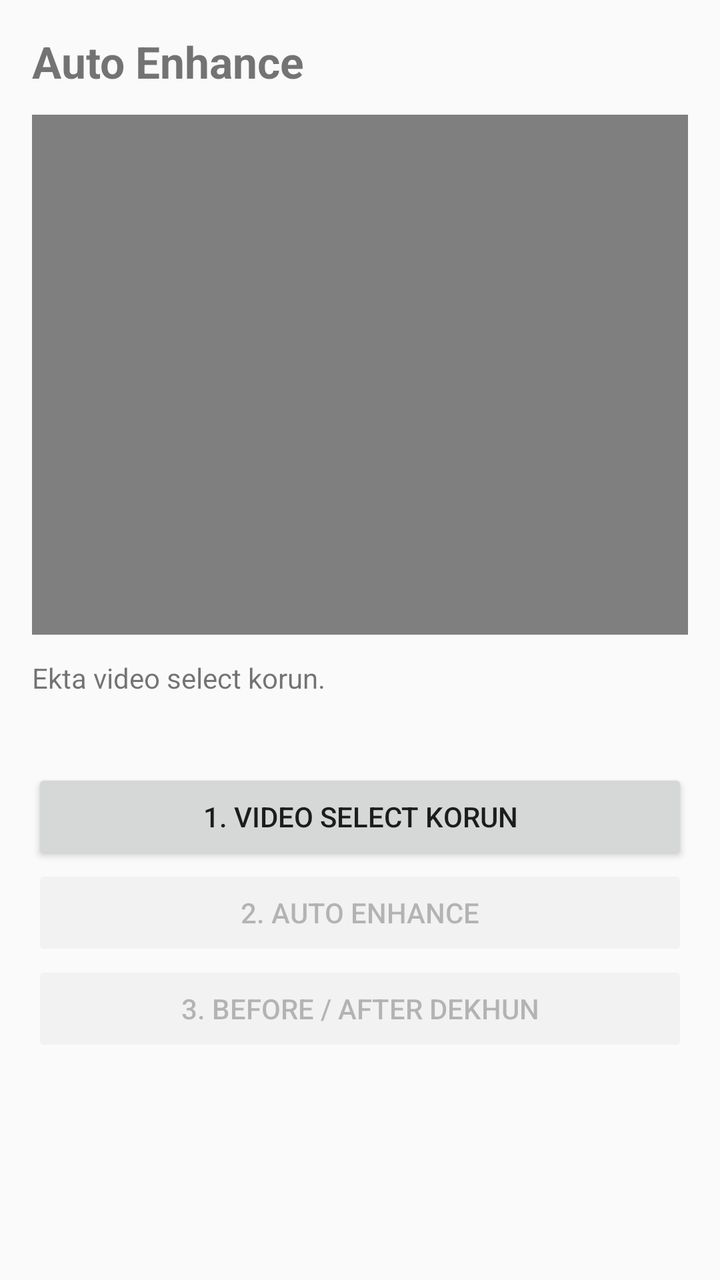
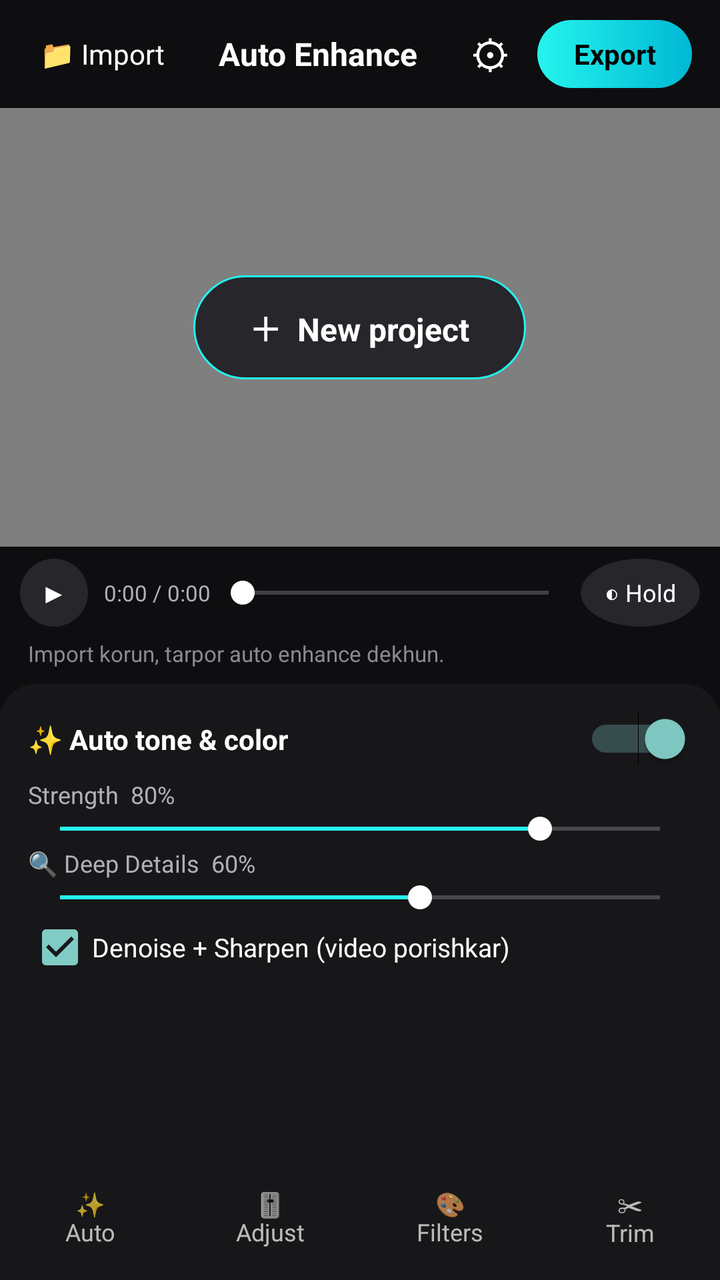

Compare the two renders of this Android layout. The source of the first and the diff that turns it into the second are given below.
<!-- AndroidManifest.xml: application theme Theme.AutoEnhance -->
<!-- res/layout/activity_main.xml -->
<?xml version="1.0" encoding="utf-8"?>
<LinearLayout xmlns:android="http://schemas.android.com/apk/res/android"
    android:layout_width="match_parent"
    android:layout_height="match_parent"
    android:orientation="vertical"
    android:padding="16dp">

    <TextView
        android:layout_width="match_parent"
        android:layout_height="wrap_content"
        android:text="Auto Enhance"
        android:textSize="22sp"
        android:textStyle="bold" />

    <VideoView
        android:id="@+id/videoView"
        android:layout_width="match_parent"
        android:layout_height="260dp"
        android:layout_marginTop="12dp"
        android:background="#000000" />

    <TextView
        android:id="@+id/tvStatus"
        android:layout_width="match_parent"
        android:layout_height="wrap_content"
        android:layout_marginTop="12dp"
        android:text="Ekta video select korun."
        android:textSize="14sp" />

    <ProgressBar
        android:id="@+id/progressBar"
        style="?android:attr/progressBarStyleHorizontal"
        android:layout_width="match_parent"
        android:layout_height="wrap_content"
        android:layout_marginTop="8dp"
        android:max="100"
        android:visibility="invisible" />

    <Button
        android:id="@+id/btnPick"
        android:layout_width="match_parent"
        android:layout_height="wrap_content"
        android:layout_marginTop="12dp"
        android:text="1. Video select korun" />

    <Button
        android:id="@+id/btnEnhance"
        android:layout_width="match_parent"
        android:layout_height="wrap_content"
        android:enabled="false"
        android:text="2. Auto Enhance" />

    <Button
        android:id="@+id/btnToggle"
        android:layout_width="match_parent"
        android:layout_height="wrap_content"
        android:enabled="false"
        android:text="3. Before / After dekhun" />

</LinearLayout>
<!-- resources referenced by this layout -->
<resources>
  <style name="Theme.AutoEnhance" parent="android:Theme.Material.Light.NoActionBar" />
</resources>

<!-- the commit's change to res/layout/activity_main.xml (unified diff, before → after) -->
@@ -2,59 +2,444 @@
 <LinearLayout xmlns:android="http://schemas.android.com/apk/res/android"
     android:layout_width="match_parent"
     android:layout_height="match_parent"
-    android:orientation="vertical"
-    android:padding="16dp">
+    android:background="#0E0E10"
+    android:orientation="vertical">
+
+    
+    <LinearLayout
+        android:layout_width="match_parent"
+        android:layout_height="54dp"
+        android:gravity="center_vertical"
+        android:orientation="horizontal"
+        android:paddingHorizontal="14dp">
+
+        <TextView
+            android:id="@+id/btnPickTop"
+            android:layout_width="wrap_content"
+            android:layout_height="wrap_content"
+            android:padding="6dp"
+            android:text="📁 Import"
+            android:textColor="#FFFFFF"
+            android:textSize="14sp" />
+
+        <TextView
+            android:layout_width="0dp"
+            android:layout_height="wrap_content"
+            android:layout_weight="1"
+            android:gravity="center"
+            android:text="Auto Enhance"
+            android:textColor="#FFFFFF"
+            android:textSize="16sp"
+            android:textStyle="bold" />
+
+        <TextView
+            android:id="@+id/btnSettings"
+            android:layout_width="wrap_content"
+            android:layout_height="wrap_content"
+            android:layout_marginEnd="8dp"
+            android:padding="6dp"
+            android:text="⚙"
+            android:textColor="#FFFFFF"
+            android:textSize="20sp" />
+
+        <TextView
+            android:id="@+id/btnExport"
+            android:layout_width="wrap_content"
+            android:layout_height="34dp"
+            android:background="@drawable/bg_export"
+            android:gravity="center"
+            android:paddingHorizontal="18dp"
+            android:text="Export"
+            android:textColor="#000000"
+            android:textSize="14sp"
+            android:textStyle="bold" />
+    </LinearLayout>
 
     <TextView
+        android:id="@+id/tvUpdateBanner"
         android:layout_width="match_parent"
         android:layout_height="wrap_content"
-        android:text="Auto Enhance"
-        android:textSize="22sp"
-        android:textStyle="bold" />
-
-    <VideoView
-        android:id="@+id/videoView"
-        android:layout_width="match_parent"
-        android:layout_height="260dp"
-        android:layout_marginTop="12dp"
-        android:background="#000000" />
+        android:background="#1F3A3D"
+        android:gravity="center"
+        android:padding="8dp"
+        android:text="🎉 Update available"
+        android:textColor="#25F4EE"
+        android:textSize="13sp"
+        android:textStyle="bold"
+        android:visibility="gone" />
+
+    
+    <FrameLayout
+        android:id="@+id/videoContainer"
+        android:layout_width="match_parent"
+        android:layout_height="0dp"
+        android:layout_weight="1"
+        android:background="#000000">
+
+        <SurfaceView
+            android:id="@+id/surfaceView"
+            android:layout_width="match_parent"
+            android:layout_height="match_parent"
+            android:layout_gravity="center" />
+
+        <TextView
+            android:id="@+id/tvBadge"
+            android:layout_width="wrap_content"
+            android:layout_height="wrap_content"
+            android:layout_gravity="top|start"
+            android:layout_margin="10dp"
+            android:background="#99000000"
+            android:paddingHorizontal="9dp"
+            android:paddingVertical="3dp"
+            android:text="ENHANCED"
+            android:textColor="#25F4EE"
+            android:textSize="11sp"
+            android:textStyle="bold"
+            android:visibility="invisible" />
+
+        <TextView
+            android:id="@+id/btnPickBig"
+            android:layout_width="wrap_content"
+            android:layout_height="52dp"
+            android:layout_gravity="center"
+            android:background="@drawable/bg_pick"
+            android:gravity="center"
+            android:paddingHorizontal="28dp"
+            android:text="＋  New project"
+            android:textColor="#FFFFFF"
+            android:textSize="16sp"
+            android:textStyle="bold" />
+    </FrameLayout>
+
+    
+    <LinearLayout
+        android:layout_width="match_parent"
+        android:layout_height="46dp"
+        android:gravity="center_vertical"
+        android:orientation="horizontal"
+        android:paddingHorizontal="10dp">
+
+        <TextView
+            android:id="@+id/btnPlay"
+            android:layout_width="34dp"
+            android:layout_height="34dp"
+            android:background="@drawable/bg_circle"
+            android:gravity="center"
+            android:text="▶"
+            android:textColor="#FFFFFF"
+            android:textSize="14sp" />
+
+        <TextView
+            android:id="@+id/tvTime"
+            android:layout_width="wrap_content"
+            android:layout_height="wrap_content"
+            android:layout_marginStart="8dp"
+            android:text="0:00 / 0:00"
+            android:textColor="#B0B0B8"
+            android:textSize="11sp" />
+
+        <SeekBar
+            android:id="@+id/seekPlay"
+            android:layout_width="0dp"
+            android:layout_height="wrap_content"
+            android:layout_weight="1"
+            android:max="1000"
+            android:progressTint="#25F4EE"
+            android:thumbTint="#FFFFFF" />
+
+        <TextView
+            android:id="@+id/btnCompare"
+            android:layout_width="wrap_content"
+            android:layout_height="34dp"
+            android:background="@drawable/bg_circle"
+            android:gravity="center"
+            android:paddingHorizontal="12dp"
+            android:text="◐ Hold"
+            android:textColor="#FFFFFF"
+            android:textSize="12sp" />
+    </LinearLayout>
 
     <TextView
         android:id="@+id/tvStatus"
         android:layout_width="match_parent"
         android:layout_height="wrap_content"
-        android:layout_marginTop="12dp"
-        android:text="Ekta video select korun."
-        android:textSize="14sp" />
+        android:ellipsize="end"
+        android:maxLines="2"
+        android:paddingHorizontal="14dp"
+        android:paddingBottom="4dp"
+        android:text="Import korun, tarpor auto enhance dekhun."
+        android:textColor="#8A8A90"
+        android:textSize="11sp" />
 
     <ProgressBar
         android:id="@+id/progressBar"
         style="?android:attr/progressBarStyleHorizontal"
         android:layout_width="match_parent"
-        android:layout_height="wrap_content"
-        android:layout_marginTop="8dp"
+        android:layout_height="4dp"
         android:max="100"
+        android:progressTint="#25F4EE"
         android:visibility="invisible" />
 
-    <Button
-        android:id="@+id/btnPick"
-        android:layout_width="match_parent"
-        android:layout_height="wrap_content"
-        android:layout_marginTop="12dp"
-        android:text="1. Video select korun" />
-
-    <Button
-        android:id="@+id/btnEnhance"
-        android:layout_width="match_parent"
-        android:layout_height="wrap_content"
-        android:enabled="false"
-        android:text="2. Auto Enhance" />
-
-    <Button
-        android:id="@+id/btnToggle"
-        android:layout_width="match_parent"
-        android:layout_height="wrap_content"
-        android:enabled="false"
-        android:text="3. Before / After dekhun" />
-
+    
+    <FrameLayout
+        android:layout_width="match_parent"
+        android:layout_height="236dp"
+        android:background="@drawable/bg_panel">
+
+        
+        <LinearLayout
+            android:id="@+id/panelAuto"
+            android:layout_width="match_parent"
+            android:layout_height="match_parent"
+            android:orientation="vertical"
+            android:padding="14dp">
+
+            <Switch
+                android:id="@+id/swAuto"
+                android:layout_width="match_parent"
+                android:layout_height="wrap_content"
+                android:checked="true"
+                android:text="✨ Auto tone &amp; color"
+                android:textColor="#FFFFFF"
+                android:textSize="14sp"
+                android:textStyle="bold" />
+
+            <TextView
+                android:id="@+id/tvStrength"
+                android:layout_width="wrap_content"
+                android:layout_height="wrap_content"
+                android:layout_marginTop="6dp"
+                android:text="Strength  80%"
+                android:textColor="#B0B0B8"
+                android:textSize="12sp" />
+
+            <SeekBar
+                android:id="@+id/seekStrength"
+                android:layout_width="match_parent"
+                android:layout_height="wrap_content"
+                android:max="100"
+                android:progress="80"
+                android:progressTint="#25F4EE"
+                android:thumbTint="#FFFFFF" />
+
+            <TextView
+                android:id="@+id/tvDetails"
+                android:layout_width="wrap_content"
+                android:layout_height="wrap_content"
+                android:text="🔍 Deep Details  60%"
+                android:textColor="#B0B0B8"
+                android:textSize="12sp" />
+
+            <SeekBar
+                android:id="@+id/seekDetails"
+                android:layout_width="match_parent"
+                android:layout_height="wrap_content"
+                android:max="100"
+                android:progress="60"
+                android:progressTint="#25F4EE"
+                android:thumbTint="#FFFFFF" />
+
+            <CheckBox
+                android:id="@+id/cbCleanup"
+                android:layout_width="match_parent"
+                android:layout_height="wrap_content"
+                android:checked="true"
+                android:text="Denoise + Sharpen (video porishkar)"
+                android:textColor="#FFFFFF"
+                android:textSize="13sp" />
+        </LinearLayout>
+
+        
+        <LinearLayout
+            android:id="@+id/panelAdjust"
+            android:layout_width="match_parent"
+            android:layout_height="match_parent"
+            android:orientation="vertical"
+            android:padding="10dp"
+            android:visibility="gone">
+
+            <HorizontalScrollView
+                android:layout_width="match_parent"
+                android:layout_height="wrap_content"
+                android:scrollbars="none">
+
+                <LinearLayout
+                    android:id="@+id/llAdjChips"
+                    android:layout_width="wrap_content"
+                    android:layout_height="wrap_content"
+                    android:orientation="horizontal" />
+            </HorizontalScrollView>
+
+            <TextView
+                android:id="@+id/tvAdjValue"
+                android:layout_width="match_parent"
+                android:layout_height="wrap_content"
+                android:layout_marginTop="18dp"
+                android:gravity="center"
+                android:text="Brightness  0"
+                android:textColor="#FFFFFF"
+                android:textSize="15sp"
+                android:textStyle="bold" />
+
+            <SeekBar
+                android:id="@+id/seekAdjust"
+                android:layout_width="match_parent"
+                android:layout_height="wrap_content"
+                android:layout_marginTop="6dp"
+                android:max="200"
+                android:progress="100"
+                android:progressTint="#25F4EE"
+                android:thumbTint="#FFFFFF" />
+
+            <TextView
+                android:id="@+id/btnAdjReset"
+                android:layout_width="wrap_content"
+                android:layout_height="wrap_content"
+                android:layout_gravity="center_horizontal"
+                android:layout_marginTop="8dp"
+                android:padding="8dp"
+                android:text="↺ Reset all"
+                android:textColor="#25F4EE"
+                android:textSize="13sp" />
+        </LinearLayout>
+
+        
+        <LinearLayout
+            android:id="@+id/panelFilters"
+            android:layout_width="match_parent"
+            android:layout_height="match_parent"
+            android:orientation="vertical"
+            android:padding="10dp"
+            android:visibility="gone">
+
+            <HorizontalScrollView
+                android:layout_width="match_parent"
+                android:layout_height="wrap_content"
+                android:scrollbars="none">
+
+                <LinearLayout
+                    android:id="@+id/llFilters"
+                    android:layout_width="wrap_content"
+                    android:layout_height="wrap_content"
+                    android:orientation="horizontal" />
+            </HorizontalScrollView>
+
+            <TextView
+                android:id="@+id/tvIntensity"
+                android:layout_width="wrap_content"
+                android:layout_height="wrap_content"
+                android:layout_marginStart="6dp"
+                android:layout_marginTop="12dp"
+                android:text="Intensity  100%"
+                android:textColor="#B0B0B8"
+                android:textSize="12sp" />
+
+            <SeekBar
+                android:id="@+id/seekIntensity"
+                android:layout_width="match_parent"
+                android:layout_height="wrap_content"
+                android:max="100"
+                android:progress="100"
+                android:progressTint="#25F4EE"
+                android:thumbTint="#FFFFFF" />
+        </LinearLayout>
+
+        
+        <LinearLayout
+            android:id="@+id/panelTrim"
+            android:layout_width="match_parent"
+            android:layout_height="match_parent"
+            android:orientation="vertical"
+            android:padding="14dp"
+            android:visibility="gone">
+
+            <TextView
+                android:id="@+id/tvTrimStart"
+                android:layout_width="wrap_content"
+                android:layout_height="wrap_content"
+                android:text="Start  0.0s"
+                android:textColor="#B0B0B8"
+                android:textSize="12sp" />
+
+            <SeekBar
+                android:id="@+id/seekTrimStart"
+                android:layout_width="match_parent"
+                android:layout_height="wrap_content"
+                android:max="1000"
+                android:progress="0"
+                android:progressTint="#25F4EE"
+                android:thumbTint="#FFFFFF" />
+
+            <TextView
+                android:id="@+id/tvTrimEnd"
+                android:layout_width="wrap_content"
+                android:layout_height="wrap_content"
+                android:layout_marginTop="8dp"
+                android:text="End  0.0s"
+                android:textColor="#B0B0B8"
+                android:textSize="12sp" />
+
+            <SeekBar
+                android:id="@+id/seekTrimEnd"
+                android:layout_width="match_parent"
+                android:layout_height="wrap_content"
+                android:max="1000"
+                android:progress="1000"
+                android:progressTint="#25F4EE"
+                android:thumbTint="#FFFFFF" />
+
+            <TextView
+                android:id="@+id/tvTrimInfo"
+                android:layout_width="match_parent"
+                android:layout_height="wrap_content"
+                android:layout_marginTop="10dp"
+                android:text="Clip length: -"
+                android:textColor="#8A8A90"
+                android:textSize="12sp" />
+        </LinearLayout>
+    </FrameLayout>
+
+    
+    <LinearLayout
+        android:layout_width="match_parent"
+        android:layout_height="62dp"
+        android:background="#17171A"
+        android:orientation="horizontal">
+
+        <TextView
+            android:id="@+id/tabAuto"
+            android:layout_width="0dp"
+            android:layout_height="match_parent"
+            android:layout_weight="1"
+            android:gravity="center"
+            android:text="✨\nAuto"
+            android:textSize="12sp" />
+
+        <TextView
+            android:id="@+id/tabAdjust"
+            android:layout_width="0dp"
+            android:layout_height="match_parent"
+            android:layout_weight="1"
+            android:gravity="center"
+            android:text="🎚\nAdjust"
+            android:textSize="12sp" />
+
+        <TextView
+            android:id="@+id/tabFilters"
+            android:layout_width="0dp"
+            android:layout_height="match_parent"
+            android:layout_weight="1"
+            android:gravity="center"
+            android:text="🎨\nFilters"
+            android:textSize="12sp" />
+
+        <TextView
+            android:id="@+id/tabTrim"
+            android:layout_width="0dp"
+            android:layout_height="match_parent"
+            android:layout_weight="1"
+            android:gravity="center"
+            android:text="✂\nTrim"
+            android:textSize="12sp" />
+    </LinearLayout>
 </LinearLayout>
<!-- resource entries referenced after the edit -->
@@ -1,5 +1,33 @@
 <!-- resources referenced by this layout -->
 <resources>
-  <style name="Theme.AutoEnhance" parent="android:Theme.Material.Light.NoActionBar" />
+  <!-- drawable bg_circle (drawable) -->
+  <?xml version="1.0" encoding="utf-8"?>
+  <shape xmlns:android="http://schemas.android.com/apk/res/android" android:shape="oval">
+      <solid android:color="#26262B" />
+  </shape>
+  <!-- drawable bg_export (drawable) -->
+  <?xml version="1.0" encoding="utf-8"?>
+  <shape xmlns:android="http://schemas.android.com/apk/res/android" android:shape="rectangle">
+      <gradient android:angle="0" android:startColor="#25F4EE" android:endColor="#00B8D4" />
+      <corners android:radius="18dp" />
+  </shape>
+  <!-- drawable bg_panel (drawable) -->
+  <?xml version="1.0" encoding="utf-8"?>
+  <shape xmlns:android="http://schemas.android.com/apk/res/android" android:shape="rectangle">
+      <solid android:color="#17171A" />
+      <corners android:topLeftRadius="18dp" android:topRightRadius="18dp" />
+  </shape>
+  <!-- drawable bg_pick (drawable) -->
+  <?xml version="1.0" encoding="utf-8"?>
+  <shape xmlns:android="http://schemas.android.com/apk/res/android" android:shape="rectangle">
+      <solid android:color="#26262B" />
+      <stroke android:width="1dp" android:color="#25F4EE" />
+      <corners android:radius="26dp" />
+  </shape>
+  <style name="Theme.AutoEnhance" parent="android:Theme.Material.NoActionBar">
+          <item name="android:windowBackground">#121212</item>
+          <item name="android:statusBarColor">#121212</item>
+          <item name="android:navigationBarColor">#121212</item>
+      </style>
 </resources>
 
